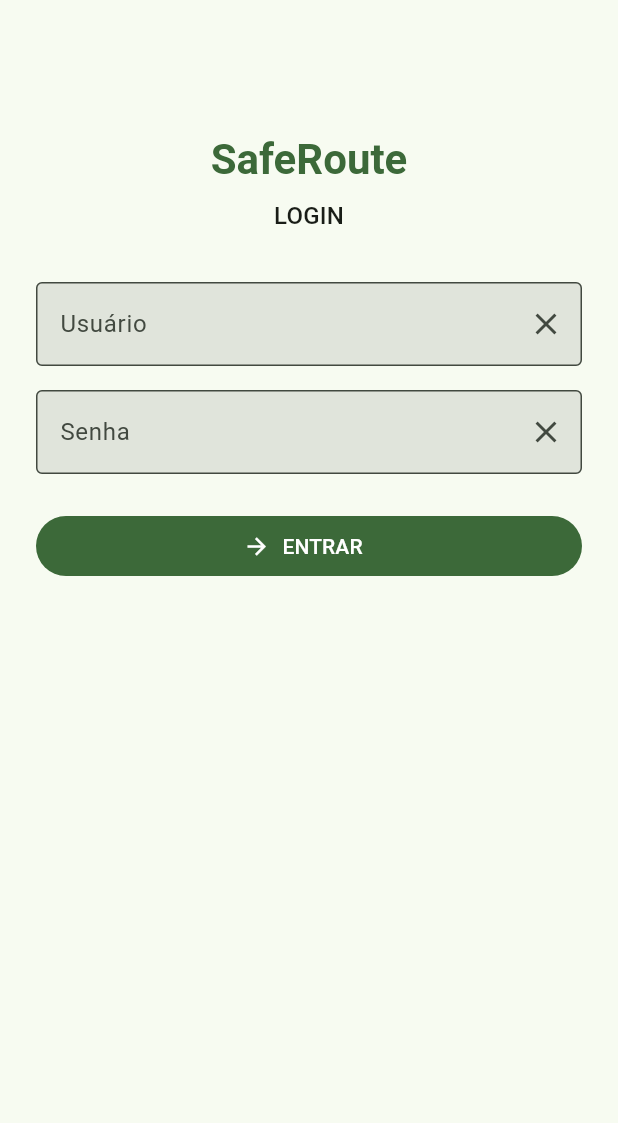
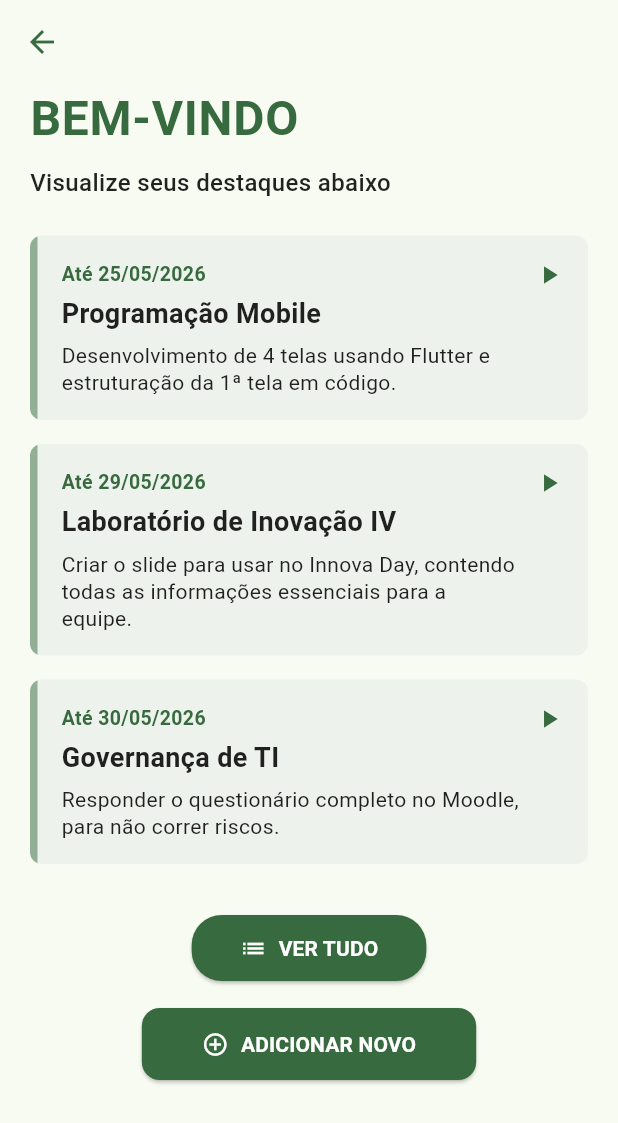
Before and after one commit to nunes60/SafeRoute, a Flutter app: the screen it shows after launch, after a tap on "ENTRAR", on a phone screen of 412 x 824 dp. Shown: the top 1123 px of the screen. Run offline on Flutter 3.47's test engine with Material 3 defaults, Android fonts, the phone set to English and light mode, and no system bars.

Commit message:
Corrige navegacao entre telas

```diff
--- a/lib/main.dart
+++ b/lib/main.dart
@@ -5,6 +5,11 @@ import 'telas/telas.dart';
 void main() {
   runApp(const SafeRouteApp());
 }
+
+const String loginRoute = '/login';
+const String homeRoute = '/home';
+const String eventsRoute = '/events';
+const String createEventRoute = '/create-event';
 
 class SafeRouteApp extends StatelessWidget {
   const SafeRouteApp({super.key});
@@ -22,7 +27,59 @@ class SafeRouteApp extends StatelessWidget {
           border: OutlineInputBorder(),
         ),
       ),
-      home: const LoginPage(),
+      initialRoute: loginRoute,
+      routes: {
+        loginRoute: (context) => const LoginPage(),
+        homeRoute: (context) => const WelcomeScreen(),
+        eventsRoute: (context) => const EventListScreen(),
+        createEventRoute: (context) => const CadastrarEventoScreen(),
+      },
     );
   }
 }
+import 'package:flutter/material.dart';
+
+import 'telas/telas.dart';
+
+void main() {
+  runApp(const SafeRouteApp());
+}
+
+<<<<<<< HEAD
+=======
+const String loginRoute = '/login';
+const String homeRoute = '/home';
+const String eventsRoute = '/events';
+const String createEventRoute = '/create-event';
+
+>>>>>>> 9f77c06 (Corrige navegacao entre telas)
+class SafeRouteApp extends StatelessWidget {
+  const SafeRouteApp({super.key});
+
+  @override
+  Widget build(BuildContext context) {
+    return MaterialApp(
+      title: 'SafeRoute',
+      debugShowCheckedModeBanner: false,
+      theme: ThemeData(
+        useMaterial3: true,
+        colorSchemeSeed: const Color(0xFF1B5E20),
+        inputDecorationTheme: const InputDecorationTheme(
+          filled: true,
+          border: OutlineInputBorder(),
+        ),
+      ),
+<<<<<<< HEAD
+      home: const LoginPage(),
+=======
+      initialRoute: loginRoute,
+      routes: {
+        loginRoute: (context) => const LoginPage(),
+        homeRoute: (context) => const WelcomeScreen(),
+        eventsRoute: (context) => const EventListScreen(),
+        createEventRoute: (context) => const CadastrarEventoScreen(),
+      },
+>>>>>>> 9f77c06 (Corrige navegacao entre telas)
+    );
+  }
+}
--- /dev/null
+++ b/lib/telas/tela_inicial.dart
@@ -0,0 +1,204 @@
+import 'package:flutter/material.dart';
+
+class WelcomeScreen extends StatelessWidget {
+  const WelcomeScreen({super.key});
+
+  @override
+  Widget build(BuildContext context) {
+    const Color greenPrimary = Color(0xFF386A3F);
+    const Color cardBackground = Color(0xFFEDF2EC);
+    const Color textDark = Colors.black87;
+    const Color textMuted = Colors.black54;
+
+    return Scaffold(
+      appBar: AppBar(
+        backgroundColor: Colors.transparent,
+        elevation: 0,
+        leading: IconButton(
+          icon: const Icon(Icons.arrow_back, color: greenPrimary),
+          onPressed: () {
+
+          },
+        ),
+      ),
+      body: SingleChildScrollView(
+        padding: const EdgeInsets.symmetric(horizontal: 20.0),
+        child: Column(
+          crossAxisAlignment: CrossAxisAlignment.start,
+          children: [
+            const Text(
+              'BEM-VINDO',
+              style: TextStyle(
+                fontSize: 32,
+                fontWeight: FontWeight.bold,
+                color: greenPrimary,
+                letterSpacing: 0.5,
+              ),
+            ),
+            const SizedBox(height: 8),
+            const Text(
+              'Visualize seus destaques abaixo',
+              style: TextStyle(
+                fontSize: 16,
+                color: textDark,
+                fontWeight: FontWeight.w500,
+              ),
+            ),
+            const SizedBox(height: 24),
+
+
+            _buildHighlightCard(
+              date: 'Até 25/05/2026',
+              title: 'Programação Mobile',
+              description: 'Desenvolvimento de 4 telas usando Flutter e estruturação da 1ª tela em código.',
+              cardColor: cardBackground,
+              accentColor: greenPrimary,
+            ),
+            const SizedBox(height: 16),
+            _buildHighlightCard(
+              date: 'Até 29/05/2026',
+              title: 'Laboratório de Inovação IV',
+              description: 'Criar o slide para usar no Innova Day, contendo todas as informações essenciais para a equipe.',
+              cardColor: cardBackground,
+              accentColor: greenPrimary,
+            ),
+            const SizedBox(height: 16),
+            _buildHighlightCard(
+              date: 'Até 30/05/2026',
+              title: 'Governança de TI',
+              description: 'Responder o questionário completo no Moodle, para não correr riscos.',
+              cardColor: cardBackground,
+              accentColor: greenPrimary,
+            ),
+
+            const SizedBox(height: 32),
+
+            Center(
+              child: Column(
+                children: [
+                  ElevatedButton.icon(
+                    onPressed: () {
+                      Navigator.pushNamed(context, '/events');
+                    },
+                    icon: const Icon(Icons.list, size: 18, color: Colors.white),
+                    label: const Text(
+                      'VER TUDO',
+                      style: TextStyle(fontWeight: FontWeight.bold, color: Colors.white),
+                    ),
+                    style: ElevatedButton.styleFrom(
+                      backgroundColor: greenPrimary,
+                      padding: const EdgeInsets.symmetric(horizontal: 32, vertical: 12),
+                      shape: RoundedRectangleBorder(
+                        borderRadius: BorderRadius.circular(20),
+                      ),
+                    ),
+                  ),
+                  const SizedBox(height: 16),
+                  ElevatedButton.icon(
+                    onPressed: () {
+                      Navigator.pushNamed(context, '/create-event');
+                    },
+                    icon: const Icon(Icons.add_circle_outline, size: 18, color: Colors.white),
+                    label: const Text(
+                      'ADICIONAR NOVO',
+                      style: TextStyle(fontWeight: FontWeight.bold, color: Colors.white),
+                    ),
+                    style: ElevatedButton.styleFrom(
+                      backgroundColor: greenPrimary,
+                      padding: const EdgeInsets.symmetric(horizontal: 40, vertical: 14),
+                      shape: RoundedRectangleBorder(
+                        borderRadius: BorderRadius.circular(12),
+                      ),
+                    ),
+                  ),
+                ],
+              ),
+            ),
+            const SizedBox(height: 24),
+          ],
+        ),
+      ),
+    );
+  }
+
+  Widget _buildHighlightCard({
+    required String date,
+    required String title,
+    required String description,
+    required Color cardColor,
+    required Color accentColor,
+  }) {
+    return Container(
+      decoration: BoxDecoration(
+        color: cardColor,
+        borderRadius: BorderRadius.circular(8),
+      ),
+      child: ClipRRect(
+        borderRadius: BorderRadius.circular(8),
+        child: IntrinsicHeight(
+          child: Row(
+            crossAxisAlignment: CrossAxisAlignment.stretch,
+            children: [
+              Container(
+                width: 5,
+                color: accentColor.withOpacity(0.5),
+              ),
+              Expanded(
+                child: Padding(
+                  padding: const EdgeInsets.all(16.0),
+                  child: Row(
+                    crossAxisAlignment: CrossAxisAlignment.start,
+                    children: [
+                      Expanded(
+                        child: Column(
+                          crossAxisAlignment: CrossAxisAlignment.start,
+                          children: [
+                            Text(
+                              date,
+                              style: TextStyle(
+                                fontSize: 13,
+                                color: accentColor,
+                                fontWeight: FontWeight.bold,
+                              ),
+                            ),
+                            const SizedBox(height: 4),
+                            Text(
+                              title,
+                              style: const TextStyle(
+                                fontSize: 18,
+                                fontWeight: FontWeight.bold,
+                                color: Colors.black87,
+                              ),
+                            ),
+                            const SizedBox(height: 6),
+                            Text(
+                              description,
+                              style: const TextStyle(
+                                fontSize: 14,
+                                color: Colors.black87,
+                                height: 1.3,
+                              ),
+                            ),
+                          ],
+                        ),
+                      ),
+                      const SizedBox(width: 8),
+                      Align(
+                        alignment: Alignment.topRight,
+                        child: Icon(
+                          Icons.play_arrow,
+                          color: accentColor,
+                          size: 20,
+                        ),
+                      ),
+                    ],
+                  ),
+                ),
+              ),
+            ],
+          ),
+        ),
+      ),
+    );
+  }
+}
--- a/lib/telas/telas.dart
+++ b/lib/telas/telas.dart
@@ -1 +1,12 @@
 export 'tela_de_login.dart';
+export 'tela_inicial.dart';
+export 'tela_de_eventos.dart';
+export 'tela_cadastrar_evento.dart';
+<<<<<<< HEAD
+export 'tela_de_login.dart';
+=======
+export 'tela_de_login.dart';
+export 'tela_inicial.dart';
+export 'tela_de_eventos.dart';
+export 'tela_cadastrar_evento.dart';
+>>>>>>> 9f77c06 (Corrige navegacao entre telas)
```
Also changed, not shown: lib/telas/tela_cadastrar_evento.dart (added, +180 -0 lines), lib/telas/tela_de_eventos.dart (added, +183 -0 lines), lib/telas/tela_de_login.dart (+91 -0 lines), 1 other file.
